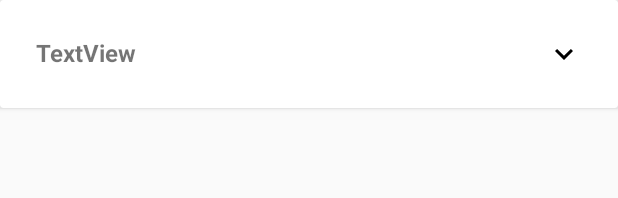
After one commit to ShaastraWebops/android-app-2018, an Android app: the layout item_team_events.xml on its own in the app's theme, with its tools: preview values and no code run, on a phone screen of 412 x 824 dp. The commit adds this screen. Shown: the top 198 px of the screen. Run offline under Robolectric (Android 15) with nearby library versions, the phone set to English and light mode, and no system bars; network calls fail.

```diff
--- a/app/src/main/java/webops/shaastra/iitm/shaastra2018/mainUI/LoginActivity.java
+++ b/app/src/main/java/webops/shaastra/iitm/shaastra2018/mainUI/LoginActivity.java
@@ -265,7 +265,7 @@ public class LoginActivity extends AppCompatActivity implements LoaderCallbacks<
 
                         String body="";
 
-                        if(error.networkResponse.data!=null) {
+                        if(error.networkResponse.data!=null && error.networkResponse.data.length>0) {
                             try {
                                 body = new String(error.networkResponse.data,"UTF-8");
                             } catch (UnsupportedEncodingException e) {
--- /dev/null
+++ b/app/src/main/res/drawable/ic_expand_less_black_24dp.xml
@@ -0,0 +1,9 @@
+<vector xmlns:android="http://schemas.android.com/apk/res/android"
+        android:width="24dp"
+        android:height="24dp"
+        android:viewportWidth="24.0"
+        android:viewportHeight="24.0">
+    <path
+        android:fillColor="#FF000000"
+        android:pathData="M12,8l-6,6 1.41,1.41L12,10.83l4.59,4.58L18,14z"/>
+</vector>
--- /dev/null
+++ b/app/src/main/res/drawable/ic_expand_more_black_24dp.xml
@@ -0,0 +1,9 @@
+<vector xmlns:android="http://schemas.android.com/apk/res/android"
+        android:width="24dp"
+        android:height="24dp"
+        android:viewportWidth="24.0"
+        android:viewportHeight="24.0">
+    <path
+        android:fillColor="#FF000000"
+        android:pathData="M16.59,8.59L12,13.17 7.41,8.59 6,10l6,6 6,-6z"/>
+</vector>
--- /dev/null
+++ b/app/src/main/res/layout/item_team_events.xml
@@ -0,0 +1,95 @@
+<?xml version="1.0" encoding="utf-8"?>
+
+    <android.support.v7.widget.CardView
+        xmlns:android="http://schemas.android.com/apk/res/android"
+        android:layout_width="match_parent"
+        android:layout_height="wrap_content"
+        android:id="@+id/cv_team"
+        android:clickable="true">
+
+        <RelativeLayout
+            android:layout_width="match_parent"
+            android:layout_height="match_parent">
+
+            <TextView
+                android:id="@+id/tv_teamName"
+                android:layout_width="wrap_content"
+                android:layout_height="wrap_content"
+                android:layout_margin="24dp"
+                android:textSize="16sp"
+                android:textStyle="bold"
+                android:text="TextView" />
+
+            <ImageButton
+                android:id="@+id/ibt_more"
+                android:layout_width="24dp"
+                android:layout_height="24dp"
+                android:layout_margin="24dp"
+                android:layout_alignParentEnd="true"
+                android:layout_alignParentRight="true"
+                android:padding="16dp"
+                android:background="#FFFFFF"
+                android:src="@drawable/ic_expand_more_black_24dp"/>
+
+            <ImageButton
+                android:id="@+id/ibt_less"
+                android:layout_width="24dp"
+                android:layout_height="24dp"
+                android:layout_margin="24dp"
+                android:layout_alignParentEnd="true"
+                android:layout_alignParentRight="true"
+                android:padding="16dp"
+                android:background="#FFFFFF"
+                android:visibility="gone"
+                android:src="@drawable/ic_expand_less_black_24dp"/>
+
+            <TableLayout
+                android:layout_width="match_parent"
+                android:layout_height="wrap_content"
+                android:layout_below="@+id/tv_teamName"
+                android:visibility="gone"
+                android:id="@+id/table_team_reg">
+
+                <TableRow
+                    android:layout_height="wrap_content"
+                    android:layout_width="match_parent"
+                    android:layout_margin="8dp">
+
+                    <TextView
+                        android:layout_height="wrap_content"
+                        android:layout_width="wrap_content"
+                        android:layout_weight="1"
+                        android:text="Event Name"
+                        android:gravity="center"
+                        android:textStyle="bold"
+                        android:textSize="16sp"
+                        />
+
+                    <TextView
+                        android:layout_width="wrap_content"
+                        android:layout_height="wrap_content"
+                        android:text="Completed"
+                        android:layout_weight="1"
+                        android:textStyle="bold"
+                        android:gravity="center"
+                        android:textSize="16sp"
+                        />
+                </TableRow>
+
+            </TableLayout>
+
+            <TextView
+                android:id="@+id/tv_team_status"
+                android:layout_width="wrap_content"
+                android:layout_height="wrap_content"
+                android:textSize="16sp"
+                android:padding="5dp"
+                android:layout_marginBottom="8dp"
+                android:visibility="gone"
+                android:layout_centerHorizontal="true"
+                android:layout_below="@+id/table_team_reg"
+                android:text="No Registrations Yet" />
+
+
+        </RelativeLayout>
+    </android.support.v7.widget.CardView>
--- a/app/src/main/res/values/strings.xml
+++ b/app/src/main/res/values/strings.xml
@@ -17,7 +17,7 @@
 
     <string name="title_activity_register">Register a new Account</string>
 
-    <string name="user_login_url">http://shaastra.org:8002/auth/local</string>
+    <string name="user_login_url">http://shaastra.org:8000/auth/local</string>
 
     <string name="title_activity_navigation">NavigationActivity</string>
 
```
Also changed, not shown: app/src/main/java/webops/shaastra/iitm/shaastra2018/fragments/UserProfilefragment.java (+182 -58 lines), app/src/main/res/layout/fragment_user_profilefragment.xml (+14 -10 lines).
